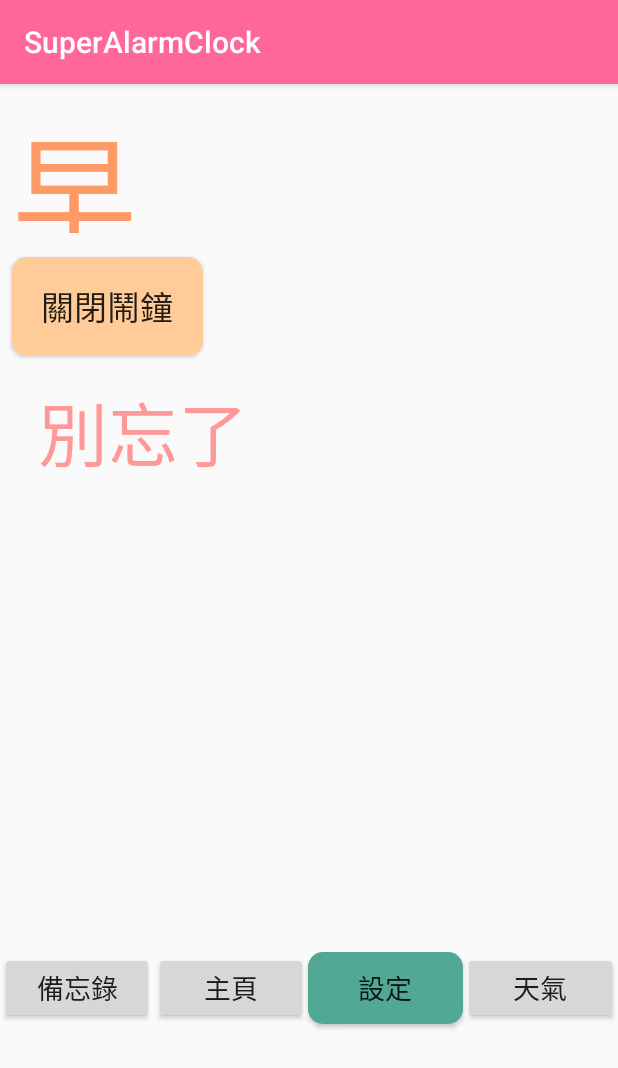
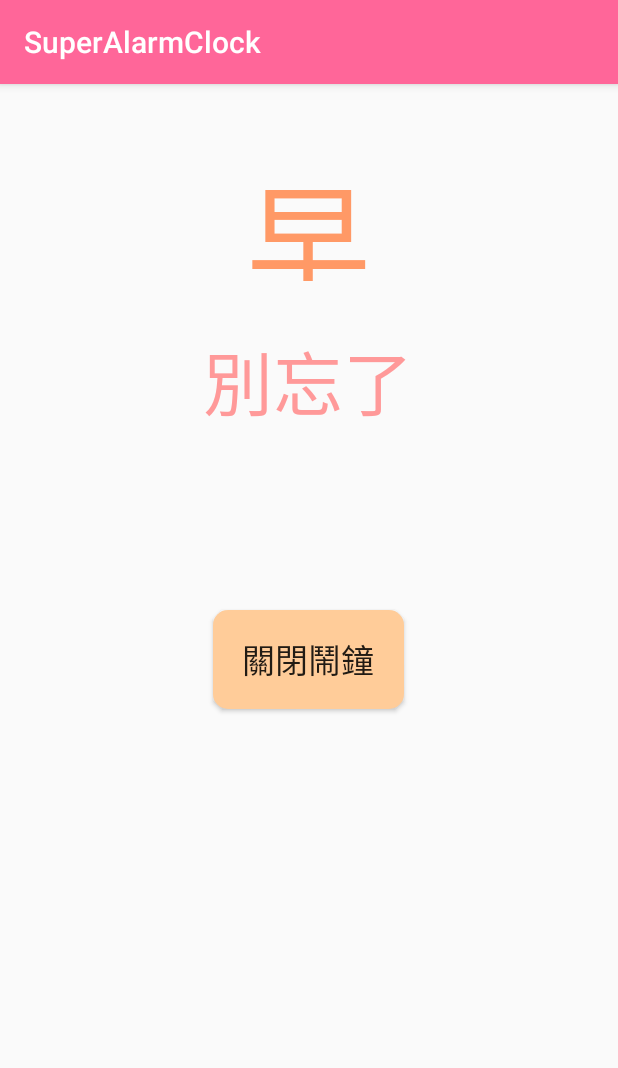
Before and after one commit to sweetweet/SuperAlarmClock, an Android app: the WakeupActivity screen opened directly, with no data from a screen before it, on a phone screen of 412 x 824 dp. Shown: the top 1068 px of the screen. Run offline under Robolectric (Android 15) with nearby library versions, the phone set to English and light mode, and no system bars; 1 statement that could not run was skipped.

Commit message:
鬧鐘畫面修正

```diff
--- a/app/src/main/java/com/example/a36432/superalarmclock/WakeupActivity.java
+++ b/app/src/main/java/com/example/a36432/superalarmclock/WakeupActivity.java
@@ -22,7 +22,7 @@ public class WakeupActivity extends AppCompatActivity {
         setContentView(R.layout.activity_wakeup);
 
         String msg = "";
-        Button stop_btn = (Button)findViewById(R.id.btn_stop);
+        Button stop_btn = (Button)findViewById(R.id.btn_stopp);
         TextView tv_msg = (TextView)findViewById(R.id.tv_note);
 
         DB = new NoteDB(this);
--- a/app/src/main/res/layout/activity_wakeup.xml
+++ b/app/src/main/res/layout/activity_wakeup.xml
@@ -11,7 +11,7 @@
         android:layout_height="match_parent"
         android:orientation="vertical"
         tools:layout_editor_absoluteX="16dp"
-        tools:layout_editor_absoluteY="245dp">
+        tools:layout_editor_absoluteY="0dp">
 
 
         <TextView
@@ -21,43 +21,29 @@
             android:layout_marginBottom="8dp"
             android:layout_marginEnd="8dp"
             android:layout_marginStart="8dp"
-            android:layout_marginTop="8dp"
+            android:layout_marginTop="40dp"
             android:text="早安"
             android:textColor="#ff9966"
             android:textSize="125px"
+            android:gravity="center"
+            android:layout_gravity="center"
             app:layout_constraintBottom_toBottomOf="parent"
             app:layout_constraintEnd_toEndOf="parent"
             app:layout_constraintStart_toStartOf="parent"
             app:layout_constraintTop_toTopOf="parent"
             app:layout_constraintVertical_bias="0.165" />
 
-        <Button
-            android:id="@+id/btn_stop"
-            android:layout_width="127dp"
-            android:layout_height="66dp"
-            android:layout_marginBottom="8dp"
-            android:layout_marginEnd="8dp"
-            android:layout_marginStart="8dp"
-            android:layout_marginTop="8dp"
-            android:background="@drawable/btn_shape2"
-            android:text="關閉鬧鐘"
-            android:textSize="22sp"
-            app:layout_constraintBottom_toBottomOf="parent"
-            app:layout_constraintEnd_toEndOf="parent"
-            app:layout_constraintStart_toStartOf="parent"
-            app:layout_constraintTop_toTopOf="parent"
-            app:layout_constraintVertical_bias="0.874" />
-
         <TextView
             android:id="@+id/textView4"
             android:layout_width="175dp"
             android:layout_height="62dp"
-            android:layout_marginBottom="8dp"
+            android:layout_marginBottom="24dp"
             android:layout_marginEnd="8dp"
             android:layout_marginStart="8dp"
-            android:layout_marginTop="8dp"
+            android:layout_marginTop="24dp"
             android:gravity="center"
             android:text="別忘了"
+            android:layout_gravity="center"
             android:textColor="#ff9999"
             android:textSize="70px"
             app:layout_constraintBottom_toBottomOf="parent"
@@ -74,7 +60,7 @@
             android:layout_marginEnd="8dp"
             android:layout_marginStart="8dp"
             android:layout_marginTop="8dp"
-
+            android:layout_gravity="center"
             android:gravity="center"
             android:textSize="60px"
             app:layout_constraintBottom_toBottomOf="parent"
@@ -82,47 +68,24 @@
             app:layout_constraintStart_toStartOf="parent"
             app:layout_constraintTop_toTopOf="parent" />
 
+        <Button
+            android:id="@+id/btn_stopp"
+            android:layout_width="127dp"
+            android:layout_height="66dp"
+            android:layout_marginBottom="8dp"
+            android:layout_marginEnd="8dp"
+            android:layout_marginStart="8dp"
+            android:layout_marginTop="30dp"
+            android:background="@drawable/btn_shape2"
+            android:text="關閉鬧鐘"
+            android:textSize="22sp"
+            android:layout_gravity="center"
+            app:layout_constraintBottom_toBottomOf="parent"
+            app:layout_constraintEnd_toEndOf="parent"
+            app:layout_constraintStart_toStartOf="parent"
+            app:layout_constraintTop_toTopOf="parent"
+            app:layout_constraintVertical_bias="0.874" />
 
-        <LinearLayout
-            android:layout_width="match_parent"
-            android:layout_height="match_parent"
-            android:layout_marginTop="240dp"
-            android:orientation="horizontal">
-
-            <Button
-                android:id="@+id/btn_memo"
-                android:layout_width="wrap_content"
-                android:layout_height="wrap_content"
-                android:layout_weight="1"
-                android:text="備忘錄"
-                android:textSize="18sp" />
-
-
-            <Button
-                android:id="@+id/btn_home"
-                android:layout_width="wrap_content"
-                android:layout_height="wrap_content"
-                android:layout_weight="1"
-                android:text="主頁"
-                android:textSize="18sp" />
-
-            <Button
-                android:id="@+id/btn_set"
-                android:layout_width="wrap_content"
-                android:layout_height="wrap_content"
-                android:layout_weight="1"
-                android:background="@drawable/btn_shape"
-                android:text="設定"
-                android:textSize="18sp" />
-
-            <Button
-                android:id="@+id/btn_weather"
-                android:layout_width="wrap_content"
-                android:layout_height="wrap_content"
-                android:layout_weight="1"
-                android:text="天氣"
-                android:textSize="18sp" />
-        </LinearLayout>
 
     </LinearLayout>
 
```
